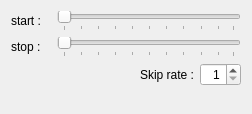
This is libs/gui/continuoussnapshot/continuoussnapshottimestepsettingpage.ui in i-RIC/prepost-gui as Qt 5 draws it before an edit. The edited form follows.
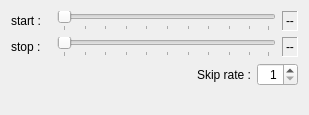
This is the edited form. Custom widgets are drawn as their Qt base class.

Commit message: Time values are shown on continuous snapshot with the same format on Animation toolbar.

```diff
--- a/libs/gui/continuoussnapshot/continuoussnapshottimestepsettingpage.ui
+++ b/libs/gui/continuoussnapshot/continuoussnapshottimestepsettingpage.ui
@@ -6,8 +6,8 @@
    <rect>
     <x>0</x>
     <y>0</y>
-    <width>252</width>
-    <height>114</height>
+    <width>309</width>
+    <height>115</height>
    </rect>
   </property>
   <property name="windowTitle">
@@ -21,8 +21,8 @@
   </property>
   <layout class="QVBoxLayout" name="verticalLayout">
    <item>
-    <layout class="QHBoxLayout" name="horizontalLayout">
-     <item>
+    <layout class="QGridLayout" name="gridLayout" columnstretch="0,1,0">
+     <item row="0" column="0">
       <widget class="QLabel" name="startLabel">
        <property name="minimumSize">
         <size>
@@ -41,8 +41,8 @@
        </property>
       </widget>
      </item>
-     <item>
-      <widget class="SliderWithValue" name="startSlider">
+     <item row="0" column="1">
+      <widget class="QSlider" name="startSlider">
        <property name="orientation">
         <enum>Qt::Horizontal</enum>
        </property>
@@ -51,11 +51,20 @@
        </property>
       </widget>
      </item>
-    </layout>
-   </item>
-   <item>
-    <layout class="QHBoxLayout" name="horizontalLayout_2">
-     <item>
+     <item row="0" column="2">
+      <widget class="QLabel" name="startValueLabel">
+       <property name="frameShape">
+        <enum>QFrame::Panel</enum>
+       </property>
+       <property name="frameShadow">
+        <enum>QFrame::Sunken</enum>
+       </property>
+       <property name="text">
+        <string>--</string>
+       </property>
+      </widget>
+     </item>
+     <item row="1" column="0">
       <widget class="QLabel" name="stopLabel">
        <property name="minimumSize">
         <size>
@@ -74,8 +83,8 @@
        </property>
       </widget>
      </item>
-     <item>
-      <widget class="SliderWithValue" name="stopSlider">
+     <item row="1" column="1">
+      <widget class="QSlider" name="stopSlider">
        <property name="orientation">
         <enum>Qt::Horizontal</enum>
        </property>
@@ -84,10 +93,23 @@
        </property>
       </widget>
      </item>
+     <item row="1" column="2">
+      <widget class="QLabel" name="stopValueLabel">
+       <property name="frameShape">
+        <enum>QFrame::Panel</enum>
+       </property>
+       <property name="frameShadow">
+        <enum>QFrame::Sunken</enum>
+       </property>
+       <property name="text">
+        <string>--</string>
+       </property>
+      </widget>
+     </item>
     </layout>
    </item>
    <item>
-    <layout class="QHBoxLayout" name="horizontalLayout_3">
+    <layout class="QHBoxLayout" name="horizontalLayout">
      <item>
       <spacer name="horizontalSpacer">
        <property name="orientation">
@@ -128,20 +150,13 @@
      <property name="sizeHint" stdset="0">
       <size>
        <width>20</width>
-       <height>3</height>
+       <height>1</height>
       </size>
      </property>
     </spacer>
    </item>
   </layout>
  </widget>
- <customwidgets>
-  <customwidget>
-   <class>SliderWithValue</class>
-   <extends>QSlider</extends>
-   <header>guibase/widget/sliderwithvalue.h</header>
-  </customwidget>
- </customwidgets>
  <resources/>
  <connections/>
 </ui>
```
The commit also changes 8 other files.
